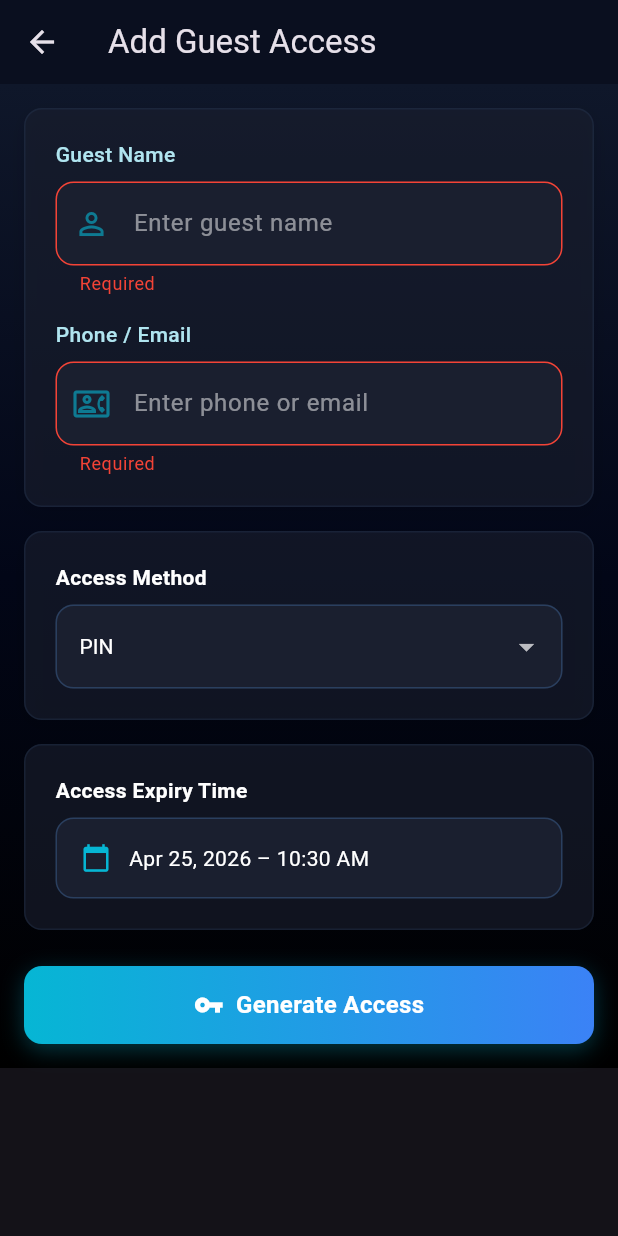
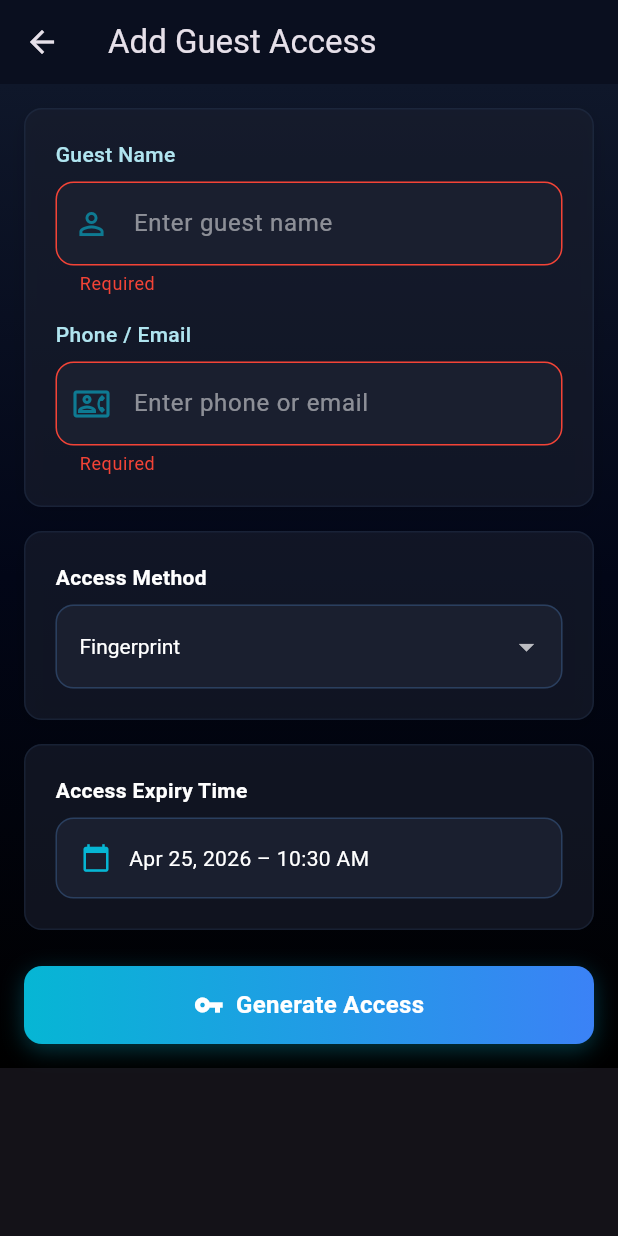
Before and after one commit to Isuruni-Weerasingha/SecureGateX, a Flutter app: the AddGuestScreen screen opened by its route, after a tap on "Generate Access", on a phone screen of 412 x 824 dp. Run offline on Flutter 3.47's test engine with Material 3 defaults, Android fonts, the phone set to English and light mode, and no system bars; our stand-ins replace cloud_firestore, firebase_auth, firebase_core, qr_flutter; accounts and stored records are empty.

Commit message:
edit guest access

```diff
--- a/lib/screens/add_guest_screen.dart
+++ b/lib/screens/add_guest_screen.dart
@@ -1,6 +1,5 @@
 import 'package:flutter/material.dart';
 import 'package:intl/intl.dart';
-import 'dart:math';
 import '../utils/app_colors.dart';
 import '../utils/app_constants.dart';
 import '../widgets/glass_card.dart';
@@ -23,7 +22,7 @@ class _AddGuestScreenState extends State<AddGuestScreen> {
   final _contactController = TextEditingController();
   final _guestService = GuestService();
 
-  String _accessMethod = 'PIN';
+  String _accessMethod = 'Fingerprint';
   DateTime _expiryTime = DateTime.now().add(const Duration(hours: 24));
   String? _generatedCode;
   bool _isLoading = false;
@@ -34,8 +33,6 @@ class _AddGuestScreenState extends State<AddGuestScreen> {
     _contactController.dispose();
     super.dispose();
   }
-
-  String _generatePIN() => (1000 + Random().nextInt(9000)).toString();
 
   String _generateQRPayload(String name) =>
       'SGX-${name.replaceAll(' ', '_')}-${_expiryTime.millisecondsSinceEpoch}';
@@ -65,9 +62,9 @@ class _AddGuestScreenState extends State<AddGuestScreen> {
     if (!_formKey.currentState!.validate()) return;
 
     final name = _nameController.text.trim();
-    final code = _accessMethod == 'PIN'
-        ? _generatePIN()
-        : _generateQRPayload(name);
+    final code = _accessMethod == 'QR Code'
+        ? _generateQRPayload(name)
+        : 'FP-${name.replaceAll(' ', '_')}-${_expiryTime.millisecondsSinceEpoch}';
 
     setState(() {
       _isLoading = true;
@@ -192,12 +189,12 @@ class _AddGuestScreenState extends State<AddGuestScreen> {
                             ),
                           ),
                           style: const TextStyle(color: Colors.white),
-                          items: ['PIN', 'QR Code']
+                          items: ['Fingerprint', 'QR Code']
                               .map((m) =>
                                   DropdownMenuItem(value: m, child: Text(m)))
                               .toList(),
                           onChanged: (v) =>
-                              setState(() => _accessMethod = v ?? 'PIN'),
+                              setState(() => _accessMethod = v ?? 'Fingerprint'),
                         ),
                       ],
                     ),
@@ -276,7 +273,17 @@ class _AddGuestScreenState extends State<AddGuestScreen> {
                             ),
                           ),
                           const SizedBox(height: 16),
-                          if (_accessMethod == 'PIN')
+                          if (_accessMethod == 'QR Code')
+                            Container(
+                              padding: const EdgeInsets.all(16),
+                              decoration: BoxDecoration(
+                                color: Colors.white,
+                                borderRadius: BorderRadius.circular(12),
+                              ),
+                              child: QrImageView(
+                                  data: _generatedCode!, size: 200),
+                            )
+                          else
                             Container(
                               padding: const EdgeInsets.all(24),
                               decoration: BoxDecoration(
@@ -286,25 +293,20 @@ class _AddGuestScreenState extends State<AddGuestScreen> {
                                     color:
                                         AppColors.cyan.withValues(alpha: 0.3)),
                               ),
-                              child: Text(
-                                _generatedCode!,
-                                style: const TextStyle(
-                                  color: AppColors.cyan,
-                                  fontSize: 48,
-                                  fontWeight: FontWeight.bold,
-                                  letterSpacing: 8,
-                                ),
+                              child: const Column(
+                                children: [
+                                  Icon(Icons.fingerprint,
+                                      size: 64, color: AppColors.cyan),
+                                  SizedBox(height: 12),
+                                  Text(
+                                    'Fingerprint access granted',
+                                    style: TextStyle(
+                                        color: AppColors.cyan,
+                                        fontSize: 14,
+                                        fontWeight: FontWeight.w600),
+                                  ),
+                                ],
                               ),
-                            )
-                          else
-                            Container(
-                              padding: const EdgeInsets.all(16),
-                              decoration: BoxDecoration(
-                                color: Colors.white,
-                                borderRadius: BorderRadius.circular(12),
-                              ),
-                              child: QrImageView(
-                                  data: _generatedCode!, size: 200),
                             ),
                           const SizedBox(height: 16),
                           Text(
--- a/lib/screens/guest_access_screen.dart
+++ b/lib/screens/guest_access_screen.dart
@@ -1,5 +1,4 @@
 import 'dart:async';
-import 'dart:math';
 import 'package:flutter/material.dart';
 import 'package:cloud_firestore/cloud_firestore.dart';
 import 'package:intl/intl.dart';
@@ -40,7 +39,7 @@ class _GuestAccessViewState extends State<_GuestAccessView> {
     final nameCtrl = TextEditingController();
     final contactCtrl = TextEditingController();
     final formKey = GlobalKey<FormState>();
-    String type = 'PIN';
+    String type = 'Fingerprint';
     int hours = presetHours;
     bool saving = false;
 
@@ -77,8 +76,8 @@ class _GuestAccessViewState extends State<_GuestAccessView> {
                   _dialogDropdown<String>(
                     label: 'Access Method',
                     value: type,
-                    items: const ['PIN', 'QR Code'],
-                    onChanged: (v) => setDialog(() => type = v ?? 'PIN'),
+                    items: const ['Fingerprint', 'QR Code'],
+                    onChanged: (v) => setDialog(() => type = v ?? 'Fingerprint'),
                   ),
                   const SizedBox(height: 12),
                   _dialogDropdown<int>(
@@ -112,9 +111,9 @@ class _GuestAccessViewState extends State<_GuestAccessView> {
                       try {
                         final expiresAt =
                             DateTime.now().add(Duration(hours: hours));
-                        final code = type == 'PIN'
-                            ? (1000 + Random().nextInt(9000)).toString()
-                            : 'SGX-${nameCtrl.text.trim().replaceAll(' ', '_')}-${expiresAt.millisecondsSinceEpoch}';
+                        final code = type == 'QR Code'
+                            ? 'SGX-${nameCtrl.text.trim().replaceAll(' ', '_')}-${expiresAt.millisecondsSinceEpoch}'
+                            : 'FP-${nameCtrl.text.trim().replaceAll(' ', '_')}-${expiresAt.millisecondsSinceEpoch}';
 
                         await _guestService.addGuestWithCode(
                           name: nameCtrl.text.trim(),
@@ -175,28 +174,33 @@ class _GuestAccessViewState extends State<_GuestAccessView> {
         content: Column(
           mainAxisSize: MainAxisSize.min,
           children: [
-            if (type == 'PIN')
-              Container(
-                padding: const EdgeInsets.all(20),
-                decoration: BoxDecoration(
-                  color: AppColors.cyan.withOpacity(0.1),
-                  borderRadius: BorderRadius.circular(12),
-                  border: Border.all(color: AppColors.cyan.withOpacity(0.3)),
-                ),
-                child: Text(code,
-                    style: const TextStyle(
-                        color: AppColors.cyan,
-                        fontSize: 40,
-                        fontWeight: FontWeight.bold,
-                        letterSpacing: 8)),
-              )
-            else
+            if (type == 'QR Code')
               Container(
                 padding: const EdgeInsets.all(12),
                 decoration: BoxDecoration(
                     color: Colors.white,
                     borderRadius: BorderRadius.circular(12)),
                 child: QrImageView(data: code, size: 180),
+              )
+            else
+              Container(
+                padding: const EdgeInsets.all(24),
+                decoration: BoxDecoration(
+                  color: AppColors.cyan.withValues(alpha: 0.1),
+                  borderRadius: BorderRadius.circular(12),
+                  border: Border.all(color: AppColors.cyan.withValues(alpha: 0.3)),
+                ),
+                child: const Column(
+                  children: [
+                    Icon(Icons.fingerprint, size: 72, color: AppColors.cyan),
+                    SizedBox(height: 12),
+                    Text('Fingerprint access granted',
+                        style: TextStyle(
+                            color: AppColors.cyan,
+                            fontSize: 14,
+                            fontWeight: FontWeight.w600)),
+                  ],
+                ),
               ),
             const SizedBox(height: 12),
             Text(
@@ -234,7 +238,7 @@ class _GuestAccessViewState extends State<_GuestAccessView> {
       builder: (ctx) => AlertDialog(
         backgroundColor: const Color(0xFF1B263B),
         shape: RoundedRectangleBorder(borderRadius: BorderRadius.circular(16)),
-        title: const Text('Revoke Access',
+        title: const Text('Remove Access',
             style: TextStyle(color: Colors.white)),
         content: Text('Remove guest access for $name?',
             style: TextStyle(color: AppColors.textCyanLight)),
@@ -249,7 +253,7 @@ class _GuestAccessViewState extends State<_GuestAccessView> {
                 shape: RoundedRectangleBorder(
                     borderRadius: BorderRadius.circular(10))),
             onPressed: () => Navigator.pop(ctx, true),
-            child: const Text('Revoke', style: TextStyle(color: Colors.white)),
+            child: const Text('Remove', style: TextStyle(color: Colors.white)),
           ),
         ],
       ),
@@ -257,7 +261,7 @@ class _GuestAccessViewState extends State<_GuestAccessView> {
     if (confirm == true) await _guestService.deleteGuest(docId);
   }
 
-  // ── Dialog helpers ────────────────────────────────────────────────────────
+  // ── Dialog helpers
   Widget _dialogField({
     required TextEditingController controller,
     required String label,
@@ -327,7 +331,7 @@ class _GuestAccessViewState extends State<_GuestAccessView> {
         child: SafeArea(
           child: Column(
             children: [
-              // ── Header ──────────────────────────────────────────────────
+              // ── Header
               Padding(
                 padding: EdgeInsets.all(size.width * 0.04),
                 child: Row(
@@ -352,7 +356,7 @@ class _GuestAccessViewState extends State<_GuestAccessView> {
                 ),
               ),
 
-              // ── Body ────────────────────────────────────────────────────
+              // ── Body
               Expanded(
                 child: StreamBuilder<QuerySnapshot>(
                   stream: _guestService.watchGuests(),
@@ -582,7 +586,7 @@ class _GuestAccessViewState extends State<_GuestAccessView> {
                 child: Icon(
                   type == 'QR Code'
                       ? Icons.qr_code_scanner
-                      : Icons.vpn_key,
+                      : Icons.fingerprint,
                   size: size.width * 0.06,
                   color: expired ? AppColors.red : AppColors.cyan,
                 ),
@@ -639,7 +643,7 @@ class _GuestAccessViewState extends State<_GuestAccessView> {
                       expiresAt: expiresAt!.toDate(),
                     ),
                     icon: Icon(
-                        type == 'QR Code' ? Icons.qr_code : Icons.pin,
+                        type == 'QR Code' ? Icons.qr_code : Icons.fingerprint,
                         size: 14,
                         color: AppColors.cyan),
                     label: Text('View Code',
--- a/lib/screens/help_screen.dart
+++ b/lib/screens/help_screen.dart
@@ -39,9 +39,9 @@ class _HelpScreenState extends State<HelpScreen> {
           'All access attempts are recorded on the blockchain creating an immutable audit trail. Smart contracts ensure only authorized users can unlock.',
     },
     {
-      'question': 'Can I revoke guest access before it expires?',
+      'question': 'Can I remove guest access before it expires?',
       'answer':
-          'Yes. Go to Guest Access and tap the delete icon next to the guest. Access is immediately revoked.',
+          'Yes. Go to Guest Access and tap the delete icon next to the guest. Access is immediately removed.',
     },
   ];
 
@@ -75,7 +75,7 @@ class _HelpScreenState extends State<HelpScreen> {
                 ]),
               ),
 
-              // ── Body ────────────────────────────────────────────────────
+              // ── Body
               Expanded(
                 child: StreamBuilder<QuerySnapshot>(
                   // Load FAQs from Firestore; falls back to static list if empty
--- a/lib/services/door_service.dart
+++ b/lib/services/door_service.dart
@@ -15,7 +15,7 @@ class DoorService {
   static const _defaultDoors = [
     {'id': 'front_door_1', 'name': 'Front Door 1', 'location': 'Main Entrance'},
     {'id': 'front_door_2', 'name': 'Front Door 2', 'location': 'Side Entrance'},
-    {'id': 'back_door',    'name': 'Back Door',    'location': 'Rear Exit'},
+    {'id': 'back_door',    'name': 'Front door',   'location': 'Main Entrance'},
   ];
 
   // ── Seed doors for user if not yet created
--- a/lib/services/firestore_service.dart
+++ b/lib/services/firestore_service.dart
@@ -62,9 +62,9 @@ class FirestoreService {
       },
       {
         'order': 5,
-        'question': 'Can I revoke guest access before it expires?',
+        'question': 'Can I remove guest access before it expires?',
         'answer':
-            'Yes. Go to Guest Access and tap the delete icon next to the guest. Access is immediately revoked.',
+            'Yes. Go to Guest Access and tap the delete icon next to the guest. Access is immediately removed.',
       },
     ];
 
--- a/lib/services/guest_service.dart
+++ b/lib/services/guest_service.dart
@@ -60,12 +60,12 @@ class GuestService {
     });
   }
 
-  // ── Revoke (delete) a guest ───────────────────────────────────────────────
+  // ── Remove (delete) a guest
   Future<void> deleteGuest(String docId) async {
     await _col.doc(docId).delete();
   }
 
-  // ── Helpers ───────────────────────────────────────────────────────────────
+  // ── Helpers
   static bool isExpired(Timestamp? expiresAt) {
     if (expiresAt == null) return false;
     return expiresAt.toDate().isBefore(DateTime.now());
```
